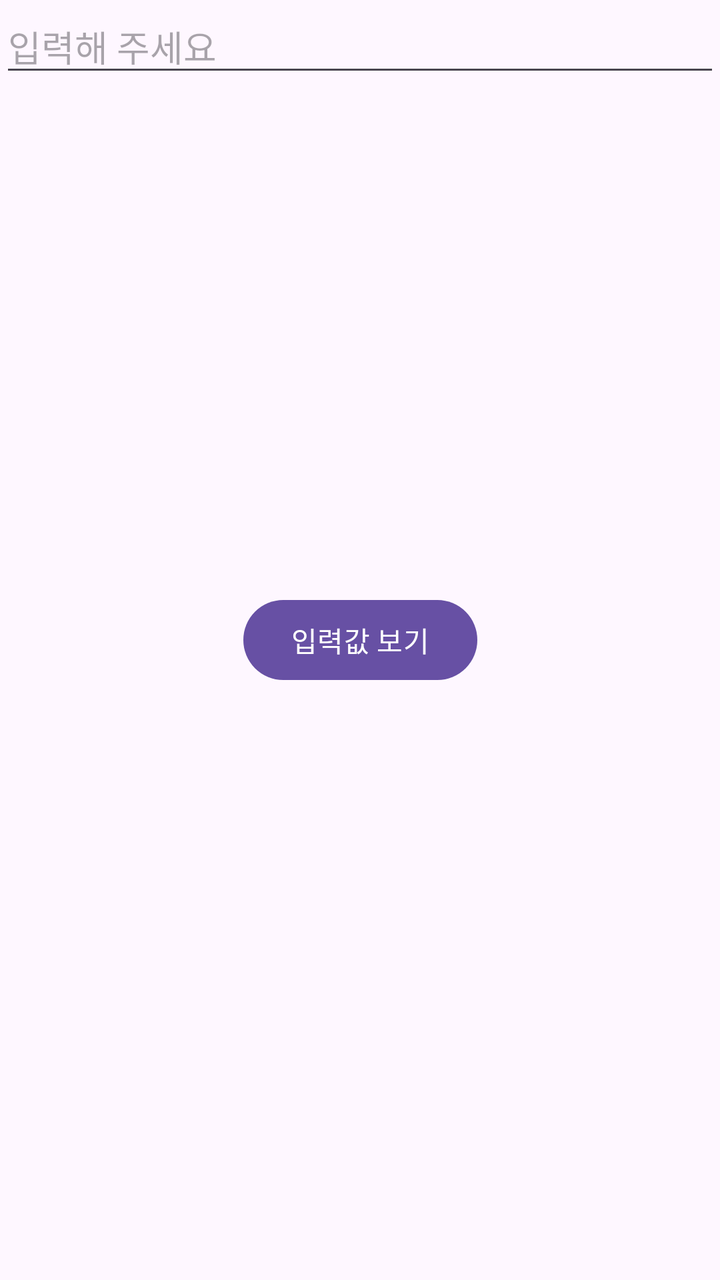
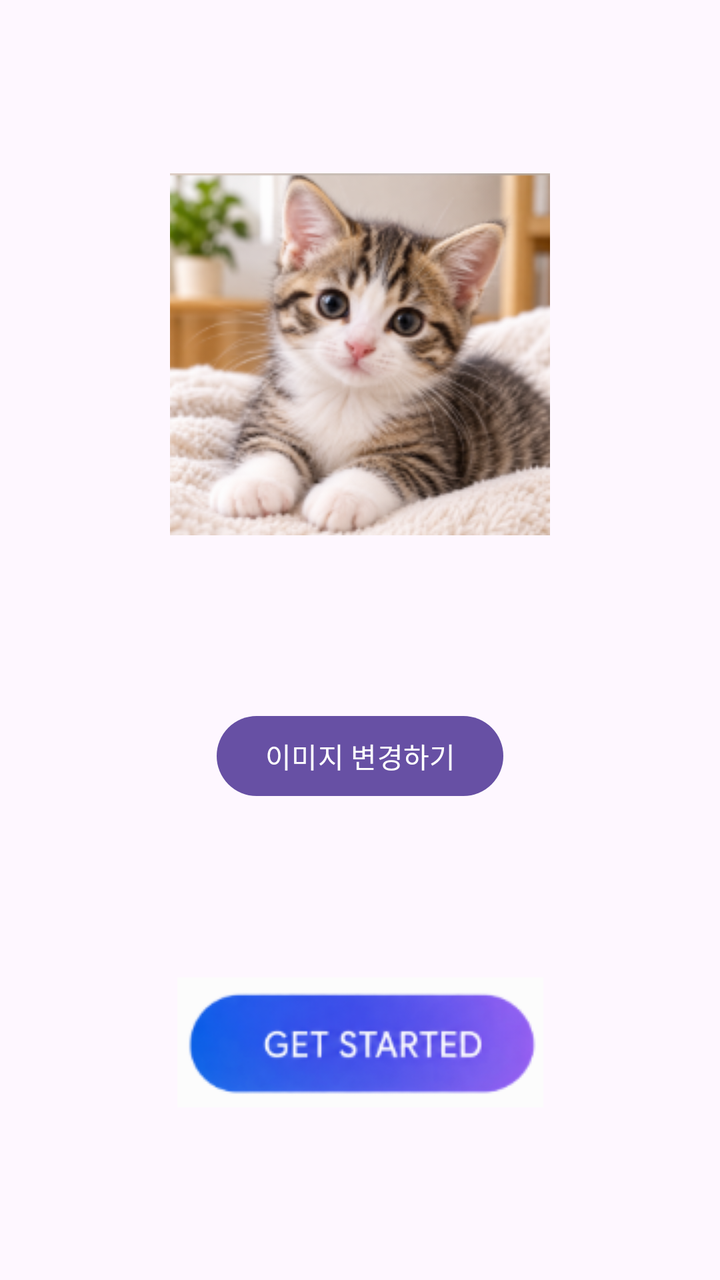

Before-and-after screenshots of an Android layout around one commit, followed by the original layout XML and the change that was made.
<!-- AndroidManifest.xml: application theme Theme.HelloWorld -->
<!-- res/layout/activity_main.xml -->
<?xml version="1.0" encoding="utf-8"?>
<androidx.constraintlayout.widget.ConstraintLayout xmlns:android="http://schemas.android.com/apk/res/android"
    xmlns:app="http://schemas.android.com/apk/res-auto"
    xmlns:tools="http://schemas.android.com/tools"
    android:id="@+id/main"
    android:layout_width="match_parent"
    android:layout_height="match_parent"
    tools:context=".MainActivity">

    <EditText
        android:id="@+id/editText_id"
        android:hint="입력해 주세요"
        android:inputType="text"
        android:layout_width="match_parent"
        android:layout_height="wrap_content"
        app:layout_constraintLeft_toLeftOf="parent"
        app:layout_constraintRight_toRightOf="parent"
        app:layout_constraintTop_toTopOf="parent" />

    <Button
        android:id="@+id/button_id"
        android:layout_width="wrap_content"
        android:layout_height="wrap_content"
        android:onClick="onButtonClick"
        android:text="입력값 보기"
        app:layout_constraintBottom_toBottomOf="parent"
        app:layout_constraintLeft_toLeftOf="parent"
        app:layout_constraintRight_toRightOf="parent"
        app:layout_constraintTop_toTopOf="parent" />
</androidx.constraintlayout.widget.ConstraintLayout>
<!-- resources referenced by this layout -->
<resources>
  <style name="Theme.HelloWorld" parent="Base.Theme.HelloWorld" />
  <style name="Base.Theme.HelloWorld" parent="Theme.Material3.DayNight.NoActionBar">
          
          
      </style>
</resources>

<!-- the commit's change to res/layout/activity_main.xml (unified diff, before → after) -->
@@ -7,24 +7,40 @@
     android:layout_height="match_parent"
     tools:context=".MainActivity">
 
-    <EditText
-        android:id="@+id/editText_id"
-        android:hint="입력해 주세요"
-        android:inputType="text"
+    <ImageView
+        android:id="@+id/imageView_id"
         android:layout_width="match_parent"
         android:layout_height="wrap_content"
-        app:layout_constraintLeft_toLeftOf="parent"
-        app:layout_constraintRight_toRightOf="parent"
-        app:layout_constraintTop_toTopOf="parent" />
+        android:scaleType="center"
+        android:contentDescription="고양이 이미지"
+        app:srcCompat="@drawable/cat"
+        app:layout_constraintStart_toStartOf="parent"
+        app:layout_constraintEnd_toEndOf="parent"
+        app:layout_constraintTop_toTopOf="parent"
+        app:layout_constraintBottom_toTopOf="@id/button_id" />
 
     <Button
         android:id="@+id/button_id"
         android:layout_width="wrap_content"
         android:layout_height="wrap_content"
         android:onClick="onButtonClick"
-        android:text="입력값 보기"
-        app:layout_constraintBottom_toBottomOf="parent"
-        app:layout_constraintLeft_toLeftOf="parent"
-        app:layout_constraintRight_toRightOf="parent"
-        app:layout_constraintTop_toTopOf="parent" />
+        android:text="이미지 변경하기"
+        app:layout_constraintStart_toStartOf="parent"
+        app:layout_constraintEnd_toEndOf="parent"
+        app:layout_constraintTop_toBottomOf="@id/imageView_id"
+        app:layout_constraintBottom_toTopOf="@id/imageButton" />
+
+    <ImageButton
+        android:id="@+id/imageButton"
+        android:layout_width="match_parent"
+        android:layout_height="wrap_content"
+        android:background="@android:color/transparent"
+        android:focusableInTouchMode="true"
+        android:contentDescription="시작 버튼"
+        app:srcCompat="@drawable/imagebutton_states"
+        app:layout_constraintStart_toStartOf="parent"
+        app:layout_constraintEnd_toEndOf="parent"
+        app:layout_constraintTop_toBottomOf="@id/button_id"
+        app:layout_constraintBottom_toBottomOf="parent" />
+
 </androidx.constraintlayout.widget.ConstraintLayout>
<!-- resource entries referenced after the edit -->
@@ -1,6 +1,19 @@
 <!-- resources referenced by this layout -->
 <resources>
+  <!-- drawable cat: png bitmap (drawable, 94554 bytes) -->
+  <!-- drawable imagebutton_states (drawable) -->
+  <?xml version="1.0" encoding="utf-8"?>
+  <selector xmlns:android="http://schemas.android.com/apk/res/android">
+      <item android:drawable="@drawable/button3"
+          android:state_pressed="true" />   
+      <item android:drawable="@drawable/button2"
+          android:state_focused="true" />   
+      <item android:drawable="@drawable/button" />   
+  </selector>
   <style name="Theme.HelloWorld" parent="Base.Theme.HelloWorld" />
+  <!-- drawable button3: png bitmap (drawable, 12561 bytes) -->
+  <!-- drawable button2: png bitmap (drawable, 11850 bytes) -->
+  <!-- drawable button: png bitmap (drawable, 12371 bytes) -->
   <style name="Base.Theme.HelloWorld" parent="Theme.Material3.DayNight.NoActionBar">
           
           
